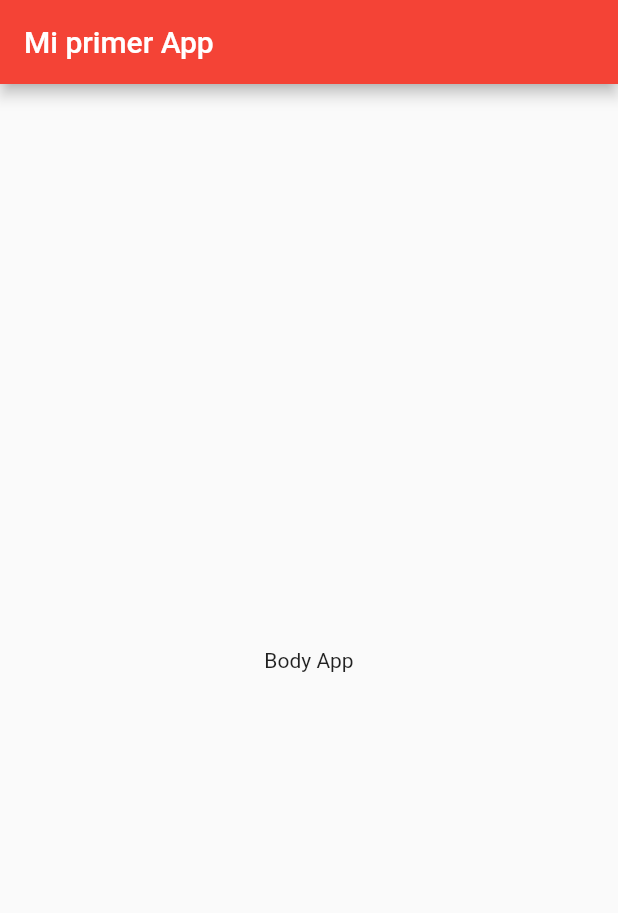
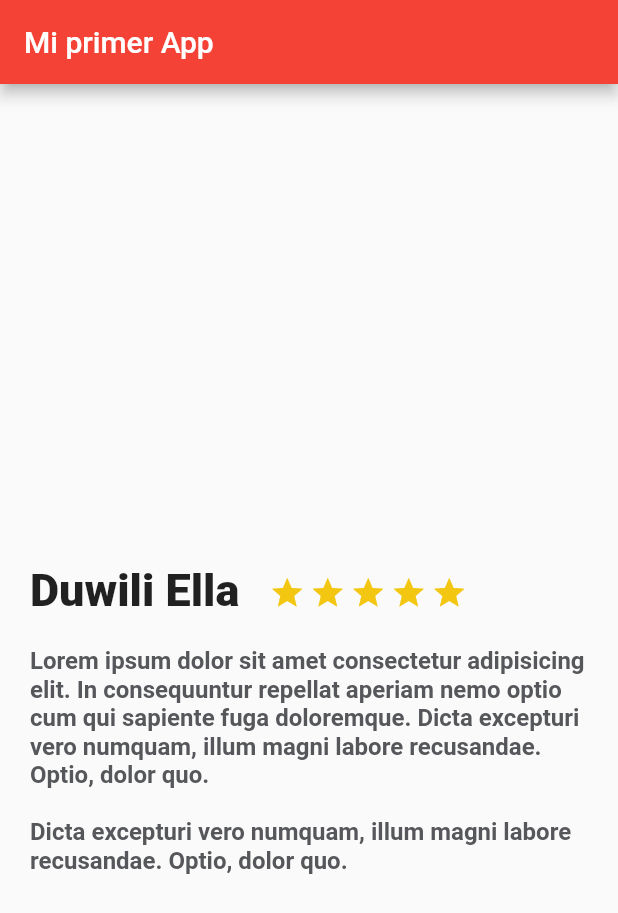
Before and after one commit to daguiheso/flutter-full-app, a Flutter app: the screen it shows after launch, on a phone screen of 412 x 824 dp. Shown: the top 913 px of the screen. Run offline on Flutter 3.47's test engine with Material 2 defaults, Android fonts, the phone set to English and light mode, and no system bars.

Commit message:
Create DescriptionPlace widget

```diff
--- /dev/null
+++ b/lib/description_place.dart
@@ -0,0 +1,57 @@
+import 'package:flutter/material.dart';
+
+class DescriptionPlace extends StatelessWidget {
+  @override
+  Widget build(BuildContext context) {
+    final star = Container(
+      margin: EdgeInsets.only(top: 323, right: 3),
+      child: Icon(
+        Icons.star,
+        color: Color(0xFFF2C611),
+      ),
+    );
+
+    final description = Container(
+      margin: EdgeInsets.all(20),
+      child: Text('''Lorem ipsum dolor sit amet consectetur adipisicing elit. In consequuntur repellat aperiam nemo optio cum qui sapiente fuga doloremque. Dicta excepturi vero numquam, illum magni labore recusandae. Optio, dolor quo.
+
+Dicta excepturi vero numquam, illum magni labore recusandae. Optio, dolor quo.''',
+        style: TextStyle(
+          fontSize: 16,
+          fontWeight: FontWeight.bold,
+          color: Color(0xFF56575a)
+        ),
+      ),
+    );
+
+    final title_stars = Row(
+      children: <Widget>[
+        Container(
+          margin: EdgeInsets.only(top: 320, left: 20, right: 20),
+          child: Text(
+            'Duwili Ella',
+            style: TextStyle(fontSize: 30, fontWeight: FontWeight.w900),
+            textAlign: TextAlign.left,
+          ),
+        ),
+        Row(
+          children: <Widget>[
+            star,
+            star,
+            star,
+            star,
+            star,
+          ],
+        )
+      ],
+    );
+
+    return Column(
+      children: <Widget>[
+        title_stars,
+        description
+      ],
+    );
+
+  }
+}
--- a/lib/main.dart
+++ b/lib/main.dart
@@ -1,4 +1,5 @@
 import 'package:flutter/material.dart';
+import 'description_place.dart';
 
 void main() => runApp(MyApp());
 
@@ -24,9 +25,7 @@ class MyApp extends StatelessWidget {
         appBar: AppBar(
           title: Text('Mi primer App'),
         ),
-        body: Center(
-          child: Text('Body App'),
-        ),
+        body: DescriptionPlace()
       ) ,
     );
   }
```
